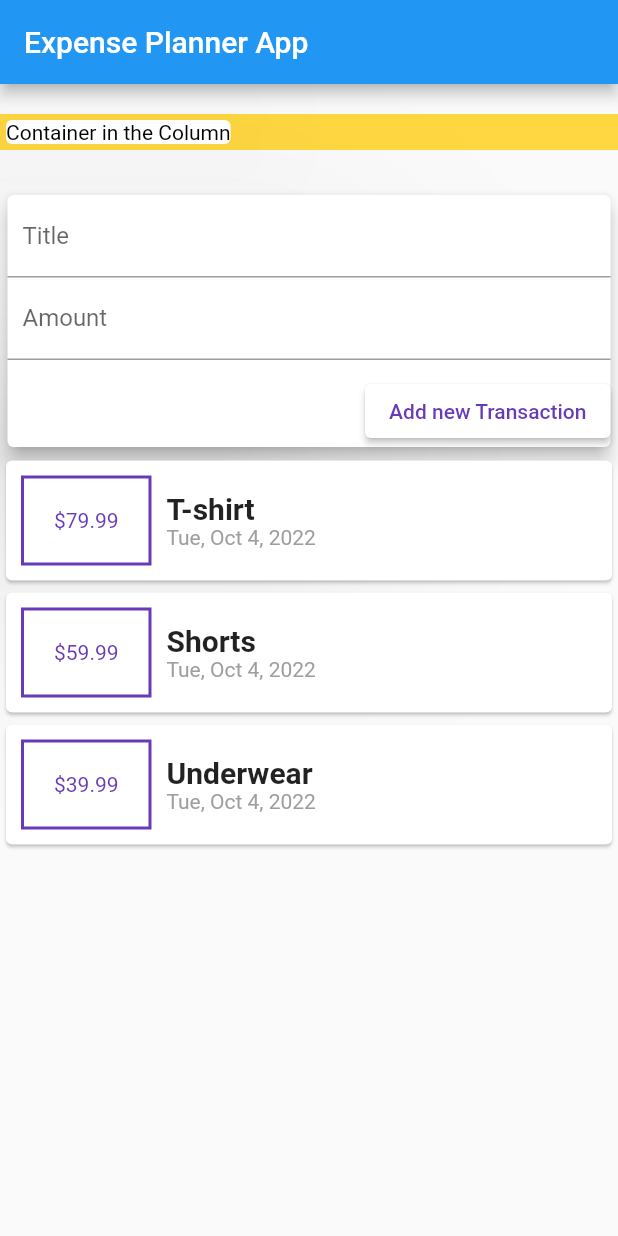
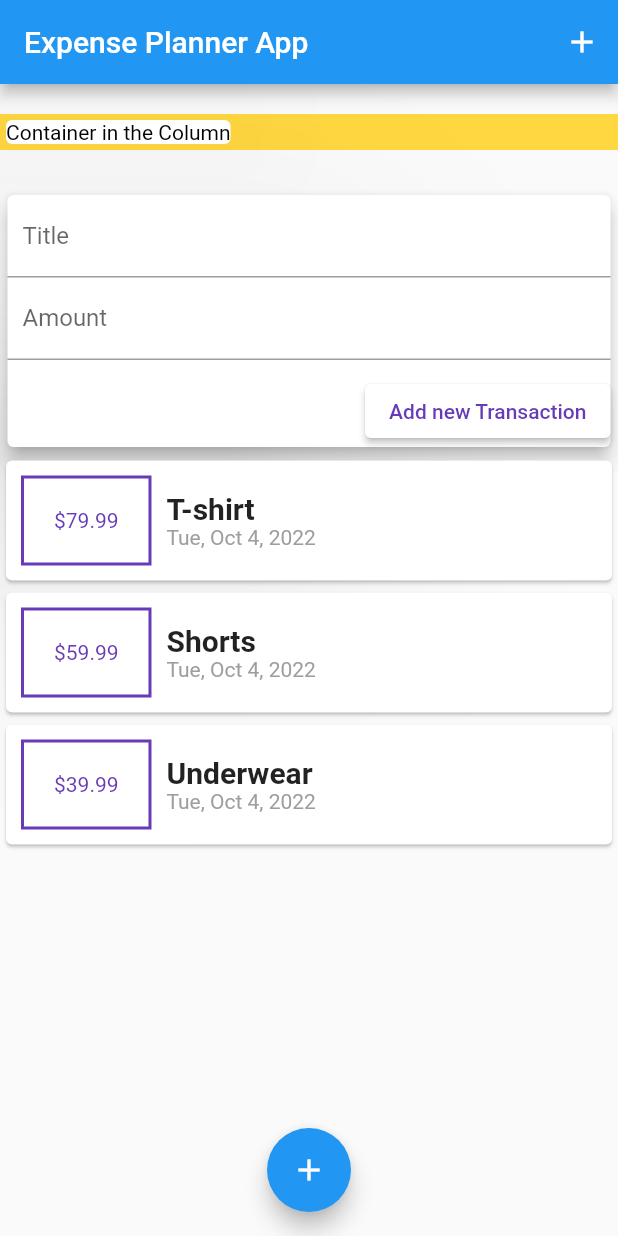
Before and after one commit to Khawajafakhar/Expenses_planner, a Flutter app: the screen it shows after launch, after a tap on "Add new Transaction", on a phone screen of 412 x 824 dp. Run offline on Flutter 3.47's test engine with Material 2 defaults, Android fonts, the light colour scheme and no system bars; missing offline and left inert: dart:ffi.

Commit message:
added floating action button

```diff
--- a/lib/main.dart
+++ b/lib/main.dart
@@ -16,10 +16,12 @@ class MyApp extends StatelessWidget {
     //var amount;
 
     return MaterialApp(
-        home: Scaffold(
-      appBar: AppBar(title: const Text('Expense Planner App')),
-      body: SingleChildScrollView(
-        child: Column(
+      home: Scaffold(
+        appBar: AppBar(
+            title: const Text('Expense Planner App'),
+            actions: [IconButton(onPressed: (){}, icon: Icon(Icons.add))]),
+        body: SingleChildScrollView(
+          child: Column(
               mainAxisAlignment: MainAxisAlignment.start,
               crossAxisAlignment: CrossAxisAlignment.start,
               children: [
@@ -46,9 +48,12 @@ class MyApp extends StatelessWidget {
                   height: 25,
                 ),
                 UserTransaction()
+              ]),
+        ),
+        floatingActionButtonLocation: FloatingActionButtonLocation.centerFloat,
+        floatingActionButton: FloatingActionButton(onPressed: () {
 
-              ]),
-      ),
+        },child: Icon(Icons.add)),
       ),
     );
   }
--- a/lib/widgets/new_transaction.dart
+++ b/lib/widgets/new_transaction.dart
@@ -8,6 +8,16 @@ import 'user_transaction.dart';
 class NewTransactions extends StatelessWidget {
   final Function addfx;
   NewTransactions(this.addfx);
+  void onSubmitted(){
+    final String titlein= titleinput.text;
+    final double amountin=  double.parse(amountinput.text);
+
+    if(titlein.isEmpty || amountin<=0){
+      return;
+    }
+
+    addfx(titlein,amountin);
+  }
   final titleinput = TextEditingController();
   final amountinput = TextEditingController();
   @override
@@ -22,6 +32,7 @@ class NewTransactions extends StatelessWidget {
             //onChanged: (text){
             //title=text;1
             controller: titleinput,
+            onSubmitted:  (val) => onSubmitted(),
           ),
           TextField(
             decoration: InputDecoration(
@@ -29,6 +40,8 @@ class NewTransactions extends StatelessWidget {
             //onChanged: (text){
             //amount=text;}
             controller: amountinput,
+            onSubmitted: (val) => onSubmitted(),
+            keyboardType: TextInputType.number,
           ),
           Container(
             margin: EdgeInsets.only(top: 10),
@@ -40,7 +53,7 @@ class NewTransactions extends StatelessWidget {
                         backgroundColor:
                             MaterialStateProperty.all(Colors.white)),
                     onPressed: () {
-                      addfx( titleinput.text,double.tryParse(amountinput.text));
+                      onSubmitted;
                     },
                     child: Text(
                       'Add new Transaction',
```
